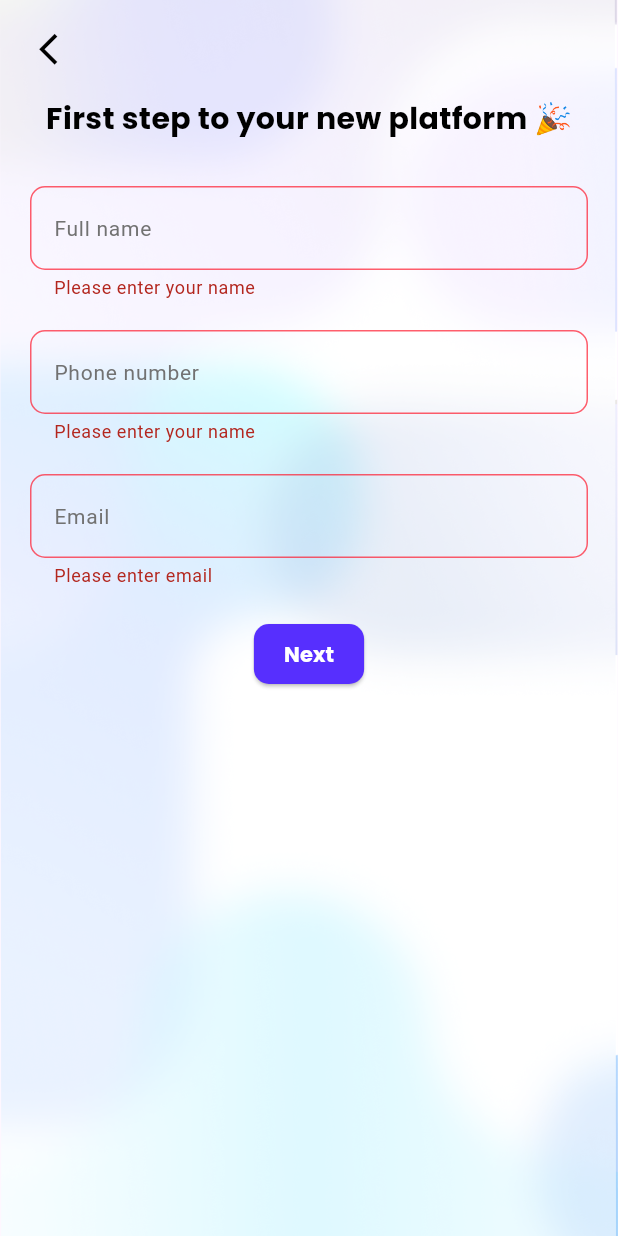
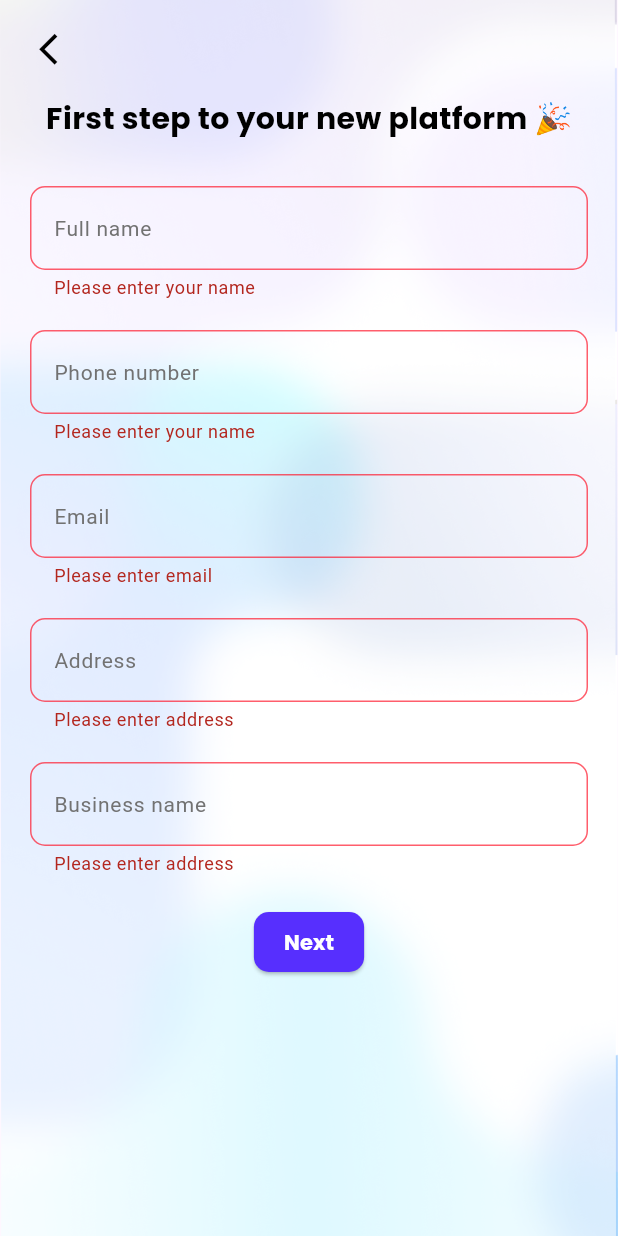
Before and after one commit to Idanmal8/Bookmarko_frontend_serverpod, a Flutter app: the RegistrationNamePage screen opened directly, after a tap on "Next", on a phone screen of 412 x 824 dp. Run offline on Flutter 3.47's test engine with Material 2 defaults, Android fonts, the phone set to English and light mode, and no system bars; our stand-ins replace flutter_svg, google_fonts, shared_preferences, table_calendar; missing offline and left inert: serverpod, serverpod_client, serverpod_flutter; accounts and stored records are empty; statements that could not run were skipped.

Commit message:
finished registration and log in controllers

```diff
--- a/bookmarko/bookmarko_client/lib/src/protocol/business_owners.dart
+++ b/bookmarko/bookmarko_client/lib/src/protocol/business_owners.dart
@@ -11,7 +11,8 @@ import 'package:serverpod_client/serverpod_client.dart' as _i1;
 class Business extends _i1.SerializableEntity {
   Business({
     this.id,
-    required this.fullName,
+    required this.firstName,
+    required this.lastName,
     required this.businessName,
     required this.phone,
     required this.address,
@@ -27,8 +28,10 @@ class Business extends _i1.SerializableEntity {
   ) {
     return Business(
       id: serializationManager.deserialize<int?>(jsonSerialization['id']),
-      fullName: serializationManager
-          .deserialize<String>(jsonSerialization['fullName']),
+      firstName: serializationManager
+          .deserialize<String>(jsonSerialization['firstName']),
+      lastName: serializationManager
+          .deserialize<String>(jsonSerialization['lastName']),
       businessName: serializationManager
           .deserialize<String>(jsonSerialization['businessName']),
       phone:
@@ -50,7 +53,9 @@ class Business extends _i1.SerializableEntity {
   /// the id will be null.
   int? id;
 
-  String fullName;
+  String firstName;
+
+  String lastName;
 
   String businessName;
 
@@ -70,7 +75,8 @@ class Business extends _i1.SerializableEntity {
   Map<String, dynamic> toJson() {
     return {
       'id': id,
-      'fullName': fullName,
+      'firstName': firstName,
+      'lastName': lastName,
       'businessName': businessName,
       'phone': phone,
       'address': address,
--- a/bookmarko/bookmarko_flutter/lib/app.dart
+++ b/bookmarko/bookmarko_flutter/lib/app.dart
@@ -49,8 +49,8 @@ class MyApp extends StatelessWidget {
               home: Consumer<AuthController>(
                 builder: (context, controller, child) {
                   return controller.isLogIn
-                      ? const LogInScreen()
-                      : NavBarScreen();
+                      ? NavBarScreen()
+                      : const LogInScreen();
                 },
                 child: const LogInScreen(),
               ),
--- a/bookmarko/bookmarko_flutter/lib/controllers/connection_controller.dart
+++ b/bookmarko/bookmarko_flutter/lib/controllers/connection_controller.dart
@@ -1,4 +1,3 @@
-
 import 'package:bookmarko_flutter/utils/authentication_key_manager.dart';
 import 'package:serverpod_flutter/serverpod_flutter.dart';
 import 'package:bookmarko_client/bookmarko_client.dart';
--- a/bookmarko/bookmarko_flutter/lib/screens/log_in/controller/login_screen_controller.dart
+++ b/bookmarko/bookmarko_flutter/lib/screens/log_in/controller/login_screen_controller.dart
@@ -1,7 +1,7 @@
 import 'package:flutter/material.dart';
 
+import 'package:bookmarko_flutter/screens/registration_screen/registration_screen.dart';
 import 'package:bookmarko_flutter/controllers/auth_controller.dart';
-import 'package:bookmarko_flutter/screens/registration_screen/registration_screen.dart';
 
 class LoginScreenController extends ChangeNotifier {
   final AuthController authController;
@@ -17,16 +17,14 @@ class LoginScreenController extends ChangeNotifier {
   String? get errorMessage => _errorMessage == null ? null : '$_errorMessage';
 
   void onLoginButton() async {
-    print('response: ${phoneNumberController.text}');
-
     if (formkey.currentState?.validate() != true) return;
 
     isLoading = true;
     notifyListeners();
 
     final response = await authController.login(phoneNumberController.text);
+    _errorMessage = response != true ? 'מספר פלאפון שגוי' : null;
 
-    _errorMessage = response != true ? 'מספר פלאפון שגוי' : null;
     isLoading = false;
     notifyListeners();
   }
--- a/bookmarko/bookmarko_flutter/lib/screens/registration_screen/controller/registration_screen_controller.dart
+++ b/bookmarko/bookmarko_flutter/lib/screens/registration_screen/controller/registration_screen_controller.dart
@@ -42,14 +42,18 @@ class RegistrationScreenController extends ChangeNotifier
         break;
     }
 
-    final response = await _connectionController.client?.users.addUser(
-          User(
+    final response =
+        await _connectionController.client?.businessOwners.addBusiness(
+              Business(
                   firstName: firstName,
                   lastName: lastName,
+                  businessName: userBusinessNameController.text,
                   phone: userPhoneNumberController.text,
+                  address: userAddressController.text,
                   email: userEmailController.text,
+                  proffesion: "",
                   joined: DateTime.now(),
-          ),
+                  bio: ""),
             ) ??
             false;
 
--- a/bookmarko/bookmarko_flutter/lib/screens/registration_screen/widget/registration_form_widget.dart
+++ b/bookmarko/bookmarko_flutter/lib/screens/registration_screen/widget/registration_form_widget.dart
@@ -145,6 +145,84 @@ class RegistrationForm extends StatelessWidget {
                 ),
               ),
             ),
+            const SizedBox(height: 20),
+            TextFormField(
+              keyboardType: TextInputType.text,
+              textAlign: TextAlign.left,
+              controller: controller.userAddressController,
+              validator: (value) {
+                if (value == null || value.isEmpty) {
+                  return 'Please enter address';
+                }
+                return null;
+              },
+              decoration: const InputDecoration(
+                hintText: 'Address',
+                hintStyle: TextStyle(
+                  color: Color.fromARGB(255, 114, 114, 114),
+                  fontSize: 14,
+                ),
+                enabledBorder: OutlineInputBorder(
+                  borderRadius: BorderRadius.all(Radius.circular(10)),
+                  borderSide:
+                      BorderSide(color: Color.fromARGB(255, 91, 91, 91)),
+                ),
+                focusedBorder: OutlineInputBorder(
+                  borderRadius: BorderRadius.all(Radius.circular(10)),
+                  borderSide:
+                      BorderSide(color: Color.fromARGB(174, 88, 47, 254)),
+                ),
+                errorBorder: OutlineInputBorder(
+                  borderRadius: BorderRadius.all(Radius.circular(10)),
+                  borderSide:
+                      BorderSide(color: Color.fromARGB(173, 255, 18, 38)),
+                ),
+                focusedErrorBorder: OutlineInputBorder(
+                  borderRadius: BorderRadius.all(Radius.circular(10)),
+                  borderSide:
+                      BorderSide(color: Color.fromARGB(174, 88, 47, 254)),
+                ),
+              ),
+            ),
+            const SizedBox(height: 20),
+            TextFormField(
+              keyboardType: TextInputType.text,
+              textAlign: TextAlign.left,
+              controller: controller.userBusinessNameController,
+              validator: (value) {
+                if (value == null || value.isEmpty) {
+                  return 'Please enter address';
+                }
+                return null;
+              },
+              decoration: const InputDecoration(
+                hintText: 'Business name',
+                hintStyle: TextStyle(
+                  color: Color.fromARGB(255, 114, 114, 114),
+                  fontSize: 14,
+                ),
+                enabledBorder: OutlineInputBorder(
+                  borderRadius: BorderRadius.all(Radius.circular(10)),
+                  borderSide:
+                      BorderSide(color: Color.fromARGB(255, 91, 91, 91)),
+                ),
+                focusedBorder: OutlineInputBorder(
+                  borderRadius: BorderRadius.all(Radius.circular(10)),
+                  borderSide:
+                      BorderSide(color: Color.fromARGB(174, 88, 47, 254)),
+                ),
+                errorBorder: OutlineInputBorder(
+                  borderRadius: BorderRadius.all(Radius.circular(10)),
+                  borderSide:
+                      BorderSide(color: Color.fromARGB(173, 255, 18, 38)),
+                ),
+                focusedErrorBorder: OutlineInputBorder(
+                  borderRadius: BorderRadius.all(Radius.circular(10)),
+                  borderSide:
+                      BorderSide(color: Color.fromARGB(174, 88, 47, 254)),
+                ),
+              ),
+            ),
           ],
         ));
   }
--- /dev/null
+++ b/bookmarko/bookmarko_flutter/lib/utils/regex_login_screen.dart
@@ -0,0 +1,3 @@
+class RegexLogIn {
+  static final RegExp phoneRegex = RegExp(r'^05\d{8}$');
+}
--- a/bookmarko/bookmarko_flutter/lib/utils/register_form_mixin.dart
+++ b/bookmarko/bookmarko_flutter/lib/utils/register_form_mixin.dart
@@ -4,12 +4,19 @@ import 'package:flutter/material.dart';
 mixin RegisterFormStateMixin {
   final formkey = GlobalKey<FormState>();
   final TextEditingController userFullNameController = TextEditingController();
-  final TextEditingController userPhoneNumberController = TextEditingController();
+  final TextEditingController userPhoneNumberController =
+      TextEditingController();
   final TextEditingController userEmailController = TextEditingController();
+  final TextEditingController userAddressController = TextEditingController();
+  final TextEditingController userBusinessNameController =
+      TextEditingController();
 
-  void fillFromUser(User user) {
-    userFullNameController.text = '${user.firstName} ${user.lastName}';
-    userPhoneNumberController.text = user.phone;
-    userEmailController.text = user.email;
+  void fillFromUser(Business businessOwner) {
+    userFullNameController.text =
+        '${businessOwner.firstName} ${businessOwner.lastName}';
+    userPhoneNumberController.text = businessOwner.phone;
+    userEmailController.text = businessOwner.email;
+    userAddressController.text = businessOwner.address;
+    userBusinessNameController.text = businessOwner.businessName;
   }
 }
--- a/bookmarko/bookmarko_server/config/development.yaml
+++ b/bookmarko/bookmarko_server/config/development.yaml
@@ -10,21 +10,21 @@
 apiServer:
   port: 8080
   publicHost: localhost
-  publicPort: 8080
+  publicPort: 5432
   publicScheme: http
 
 # Configuration for the Insights server.
 insightsServer:
   port: 8081
   publicHost: localhost
-  publicPort: 8081
+  publicPort: 5432
   publicScheme: http
 
 # Configuration for the web server.
 webServer:
   port: 8082
   publicHost: localhost
-  publicPort: 8082
+  publicPort: 5432
   publicScheme: http
 
 # This is the database setup for your server.
--- a/bookmarko/bookmarko_server/lib/src/protocol/business_owners.yaml
+++ b/bookmarko/bookmarko_server/lib/src/protocol/business_owners.yaml
@@ -2,7 +2,8 @@ class: Business
 table: business_owners
 
 fields:
-  fullName: String
+  firstName: String
+  lastName: String
   businessName: String
   phone: String
   address: String
--- a/bookmarko/bookmarko_server/pubspec.yaml
+++ b/bookmarko/bookmarko_server/pubspec.yaml
@@ -8,6 +8,7 @@ environment:
 
 dependencies:
   serverpod: ^1.1.1
+  serverpod_auth_server: ^1.1.0
 
 dev_dependencies:
   lints: ^2.0.1
```
Also changed, not shown: bookmarko/bookmarko_client/lib/src/protocol/assets.dart (added, +60 -0 lines), bookmarko/bookmarko_client/lib/src/protocol/protocol.dart (+77 -62 lines), bookmarko/bookmarko_flutter/lib/controllers/auth_controller.dart (+8 -3 lines), bookmarko/bookmarko_flutter/lib/screens/log_in/log_in_screen.dart (+28 -18 lines), bookmarko/bookmarko_flutter/lib/screens/log_in/widget/register_button.dart (added, +44 -0 lines), bookmarko/bookmarko_server/lib/src/protocol/assets.yaml (added, +8 -0 lines), bookmarko/bookmarko_server/lib/src/generated/assets.dart (added), bookmarko/bookmarko_server/lib/src/generated/business_owners.dart, bookmarko/bookmarko_server/lib/src/generated/protocol.dart, bookmarko/bookmarko_server/pubspec.lock, 2 other files. Lines whose indentation alone changed are shown as unchanged.
